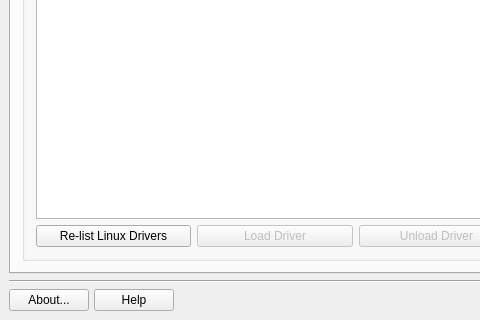
The window that meconfig.ui (MX-Linux/mx-network-assistant) describes before a commit, drawn with Qt 5; both pictures show x 0 to 480 and y 217 to 537 of the 712 by 537 pixel window.
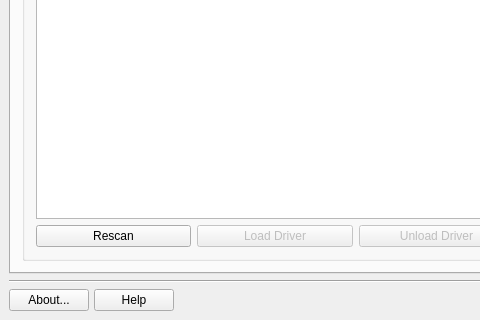
The same window after the commit. The open tabs and pages were chosen to show the change. Icons and pictures are not drawn.

Commit message: change text on button

The edit to the form file:
```diff
--- a/meconfig.ui
+++ b/meconfig.ui
@@ -389,7 +389,7 @@
              </size>
             </property>
             <property name="text">
-             <string>Re-list Linux Drivers</string>
+             <string>Rescan</string>
             </property>
             <property name="icon">
              <iconset theme="view-refresh">
```
Left out of the diff: 2 changed lines with no effect on the pictures.
